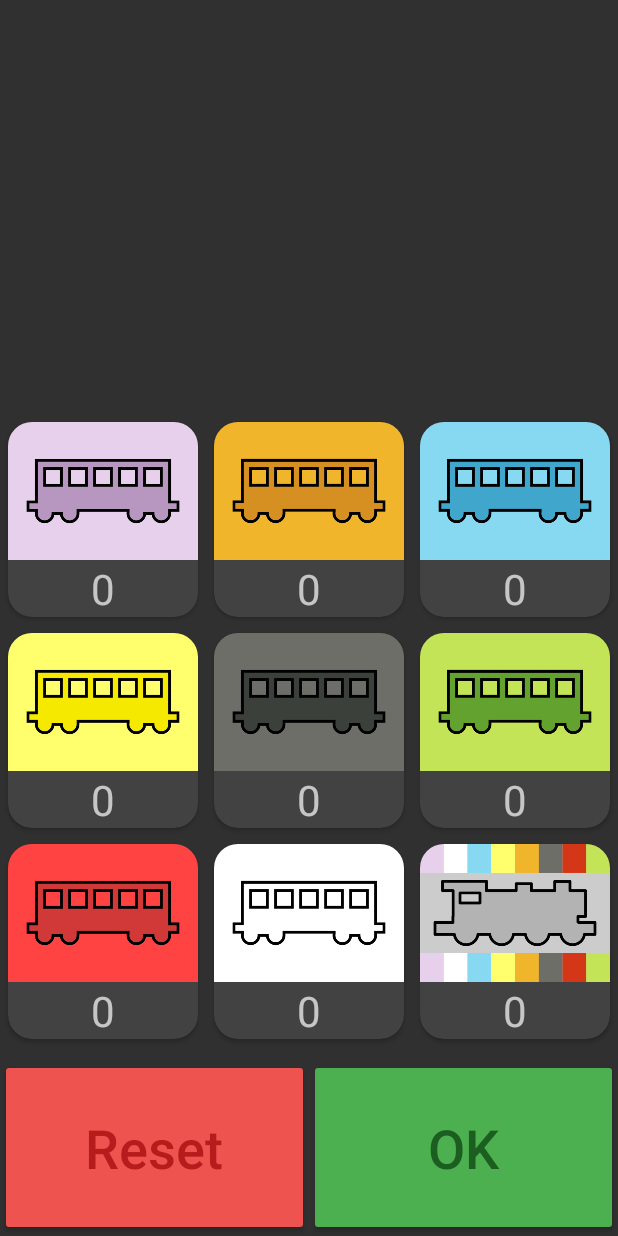
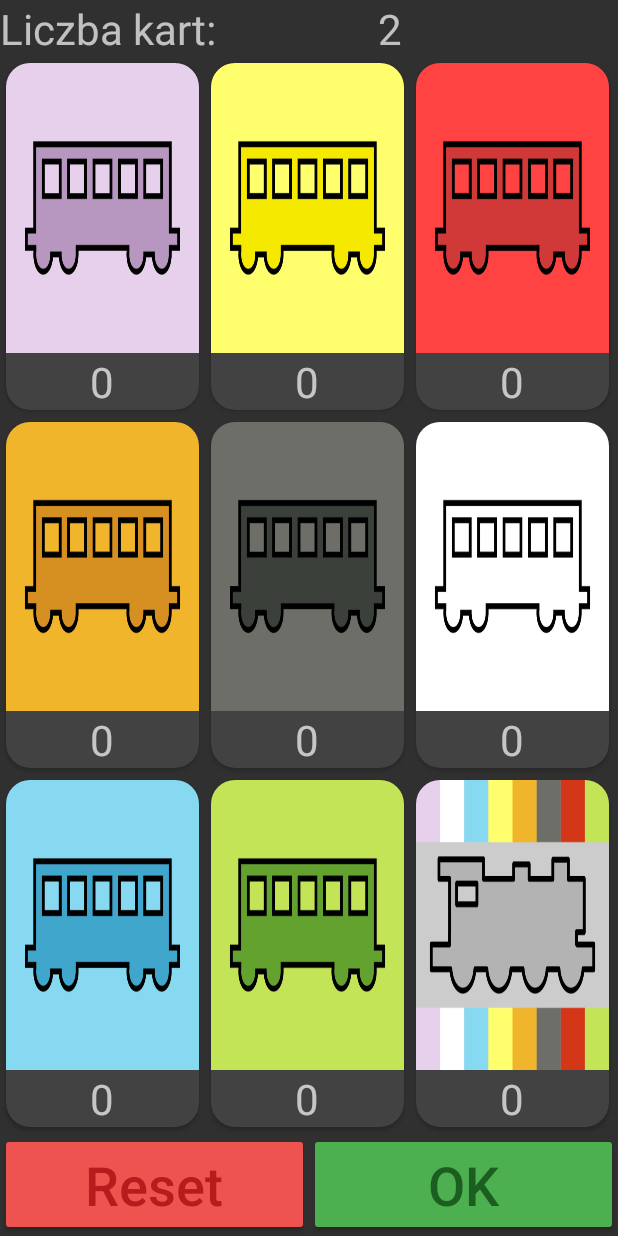
Before and after one commit to SokolAK/Ticket_to_Ride_Assistant, an Android app: the fragment DrawFragment shown on its own in the app's theme, on a phone screen of 412 x 824 dp. Run offline under Robolectric (Android 15) with nearby library versions, the phone set to English and light mode, and no system bars.

Commit message:
Improve refreshing fragments

```diff
--- a/app/build.gradle
+++ b/app/build.gradle
@@ -40,4 +40,5 @@ dependencies {
 
     compileOnly 'org.projectlombok:lombok:1.18.12'
     annotationProcessor 'org.projectlombok:lombok:1.18.12'
+    implementation "androidx.viewpager2:viewpager2:1.0.0"
 }
--- a/app/src/main/java/com/kroko/tickettorideassistant/CardImageAdapter.java
+++ b/app/src/main/java/com/kroko/tickettorideassistant/CardImageAdapter.java
@@ -1,10 +1,13 @@
 package com.kroko.tickettorideassistant;
 
+import android.content.Context;
 import android.graphics.drawable.Drawable;
 import androidx.core.content.ContextCompat;
 import androidx.cardview.widget.CardView;
+import androidx.recyclerview.widget.GridLayoutManager;
 import androidx.recyclerview.widget.RecyclerView;
 import android.view.LayoutInflater;
+import android.view.View;
 import android.view.ViewGroup;
 import android.widget.ImageView;
 import android.widget.TextView;
@@ -12,6 +15,11 @@ import android.widget.TextView;
 class CardImageAdapter extends RecyclerView.Adapter<CardImageAdapter.ViewHolder> {
     private int[] imageIds;
     private int[] numbers;
+    private Listener listener;
+
+    interface Listener {
+        void onClick(int position);
+    }
 
     public static class ViewHolder extends RecyclerView.ViewHolder {
         private CardView cardView;
@@ -34,6 +42,11 @@ class CardImageAdapter extends RecyclerView.Adapter<CardImageAdapter.ViewHolder>
     @Override
     public CardImageAdapter.ViewHolder onCreateViewHolder(ViewGroup parent, int viewType){
         CardView cv = (CardView) LayoutInflater.from(parent.getContext()).inflate(R.layout.card_view, parent, false);
+        GridLayoutManager.LayoutParams params = (GridLayoutManager.LayoutParams) cv.getLayoutParams();
+        float density = parent.getContext().getResources().getDisplayMetrics().density;
+        float px = 4 * density * 6 + 1;
+        params.width = (int) ((parent.getMeasuredWidth() - px) / 3);
+        cv.setLayoutParams(params);
         return new ViewHolder(cv);
     }
 
@@ -46,5 +59,15 @@ class CardImageAdapter extends RecyclerView.Adapter<CardImageAdapter.ViewHolder>
 
         TextView textView = cardView.findViewById(R.id.card_number);
         textView.setText(String.valueOf(numbers[position]));
+
+        cardView.setOnClickListener(v -> {
+            if (listener != null) {
+                listener.onClick(position);
+            }
+        });
+    }
+
+    public void setListener(Listener listener){
+        this.listener = listener;
     }
 }
--- a/app/src/main/java/com/kroko/tickettorideassistant/DrawFragment.java
+++ b/app/src/main/java/com/kroko/tickettorideassistant/DrawFragment.java
@@ -1,21 +1,33 @@
 package com.kroko.tickettorideassistant;
 
+import android.content.Intent;
+import android.os.AsyncTask;
 import android.os.Bundle;
+
+import androidx.constraintlayout.widget.ConstraintLayout;
 import androidx.fragment.app.Fragment;
+
+import android.text.Layout;
 import android.view.LayoutInflater;
 import android.view.View;
 import android.view.ViewGroup;
+import android.widget.FrameLayout;
+
+import androidx.fragment.app.FragmentTransaction;
 import androidx.recyclerview.widget.RecyclerView;
 import androidx.recyclerview.widget.GridLayoutManager;
+import androidx.viewpager.widget.ViewPager;
 
 public class DrawFragment extends Fragment {
     @Override
     public View onCreateView(LayoutInflater inflater, ViewGroup container,
                              Bundle savedInstanceState) {
-        //RecyclerView cardRecycler = (RecyclerView)inflater.inflate(R.layout.fragment_cards, container, false);
 
         View drawer = inflater.inflate(R.layout.fragment_draw, container, false);
         RecyclerView cardRecycler = drawer.findViewById(R.id.cards);
+
+        Player player = ((TtRA_Application) getActivity().getApplication()).player;
+
 
         int[] cardImages = new int[9];
         int[] cardNumbers = new int[9];
@@ -26,8 +38,13 @@ public class DrawFragment extends Fragment {
 
         CardImageAdapter adapter = new CardImageAdapter(cardImages, cardNumbers);
         cardRecycler.setAdapter(adapter);
-        GridLayoutManager layoutManager = new GridLayoutManager(getActivity(), 3);
+        GridLayoutManager layoutManager = new GridLayoutManager(getActivity(), 3, GridLayoutManager.HORIZONTAL, false);
         cardRecycler.setLayoutManager(layoutManager);
+
+        adapter.setListener(position -> {
+            ViewPager pager = getActivity().findViewById(R.id.pager);
+            pager.getAdapter().notifyDataSetChanged();
+        });
 
         return drawer;
     }
--- a/app/src/main/res/layout/card_view.xml
+++ b/app/src/main/res/layout/card_view.xml
@@ -4,8 +4,8 @@
     xmlns:card_view="http://schemas.android.com/apk/res-auto"
     android:id="@+id/card_view"
     android:layout_width="match_parent"
-    android:layout_height="130dp"
-    android:layout_margin="5dp"
+    android:layout_height="match_parent"
+    android:layout_margin="4dp"
     card_view:cardElevation="2dp"
     card_view:cardCornerRadius="16dp">
 
@@ -18,8 +18,8 @@
             android:id="@+id/card_image"
             android:layout_height="0dp"
             android:layout_width="match_parent"
-            android:layout_weight="1.0"
-            android:scaleType="centerCrop"/>
+            android:layout_weight="1"
+            android:scaleType="fitXY"/>
 
         <TextView
             android:id="@+id/card_number"
--- a/app/src/main/res/layout/fragment_draw.xml
+++ b/app/src/main/res/layout/fragment_draw.xml
@@ -6,17 +6,36 @@
     xmlns:tools="http://schemas.android.com/tools"
     android:layout_width="match_parent"
     android:layout_height="match_parent"
+
     android:orientation="vertical">
+
+    <TextView
+        android:id="@+id/points_label"
+        android:layout_width="260dp"
+        android:layout_height="wrap_content"
+        android:text="Liczba kart:"
+        android:textSize="28sp"
+        app:layout_constraintStart_toStartOf="parent"
+        app:layout_constraintTop_toTopOf="parent" />
+
+    <TextView
+        android:id="@+id/points_value"
+        android:layout_width="160dp"
+        android:layout_height="wrap_content"
+        android:text="2"
+        android:textSize="28sp"
+        app:layout_constraintEnd_toEndOf="parent"
+        app:layout_constraintTop_toTopOf="parent" />
 
     <include
         android:id="@+id/cards"
         layout="@layout/fragment_cards"
-
         android:layout_width="match_parent"
-        android:layout_height="430dp"
-        app:layout_constraintBottom_toBottomOf="parent"
-        app:layout_constraintTop_toTopOf="parent"
-        app:layout_constraintVertical_bias="0.7" />
+        android:layout_height="0dp"
+        android:layout_weight="1"
+        app:layout_constraintBottom_toTopOf="@+id/draw_buttons_panel"
+        app:layout_constraintTop_toBottomOf="@+id/points_label"
+        app:layout_constraintVertical_bias="1.0" />
 
     <LinearLayout
         android:id="@+id/draw_buttons_panel"
@@ -25,8 +44,7 @@
         android:orientation="horizontal"
         app:layout_constraintBottom_toBottomOf="parent"
         app:layout_constraintEnd_toEndOf="parent"
-        app:layout_constraintStart_toStartOf="parent"
-        app:layout_constraintTop_toBottomOf="@+id/cards">
+        app:layout_constraintStart_toStartOf="parent">
 
         <Button
             android:id="@+id/reset_button"
```
Also changed, not shown: app/src/main/java/com/kroko/tickettorideassistant/CardsFragment.java (+5 -28 lines), app/src/main/java/com/kroko/tickettorideassistant/MainActivity.java (+2 -34 lines), app/src/main/java/com/kroko/tickettorideassistant/SectionsPagerAdapter.java (added, +32 -0 lines), app/src/main/java/com/kroko/tickettorideassistant/StatusFragment.java (+24 -3 lines), app/src/main/res/layout/activity_menu.xml (+5 -3 lines), app/src/main/res/layout/fragment_status.xml (+19 -12 lines), app/src/main/res/drawable/header2.png (added).
